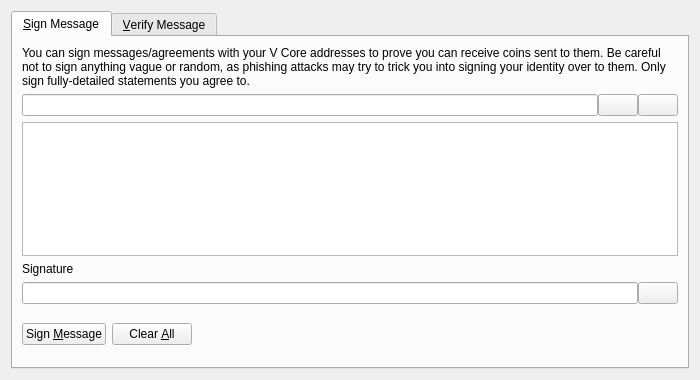
Qt form src/qt/forms/signverifymessagedialog.ui (gjhiggins/vcoincore) before a commit.
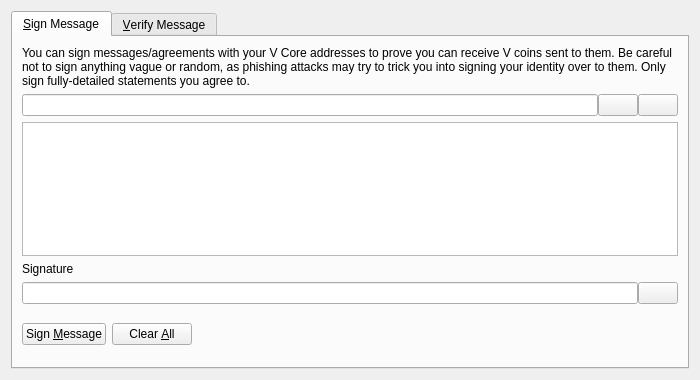
The same form after that commit. Icons and pictures are not drawn. Custom widgets are drawn as their Qt base class.

What changed in the file:
```diff
--- a/src/qt/forms/signverifymessagedialog.ui
+++ b/src/qt/forms/signverifymessagedialog.ui
@@ -30,7 +30,7 @@
        <item>
         <widget class="QLabel" name="infoLabel_SM">
          <property name="text">
-          <string>You can sign messages/agreements with your V Core addresses to prove you can receive coins sent to them. Be careful not to sign anything vague or random, as phishing attacks may try to trick you into signing your identity over to them. Only sign fully-detailed statements you agree to.</string>
+          <string>You can sign messages/agreements with your V Core addresses to prove you can receive V coins sent to them. Be careful not to sign anything vague or random, as phishing attacks may try to trick you into signing your identity over to them. Only sign fully-detailed statements you agree to.</string>
          </property>
          <property name="textFormat">
           <enum>Qt::PlainText</enum>
```
